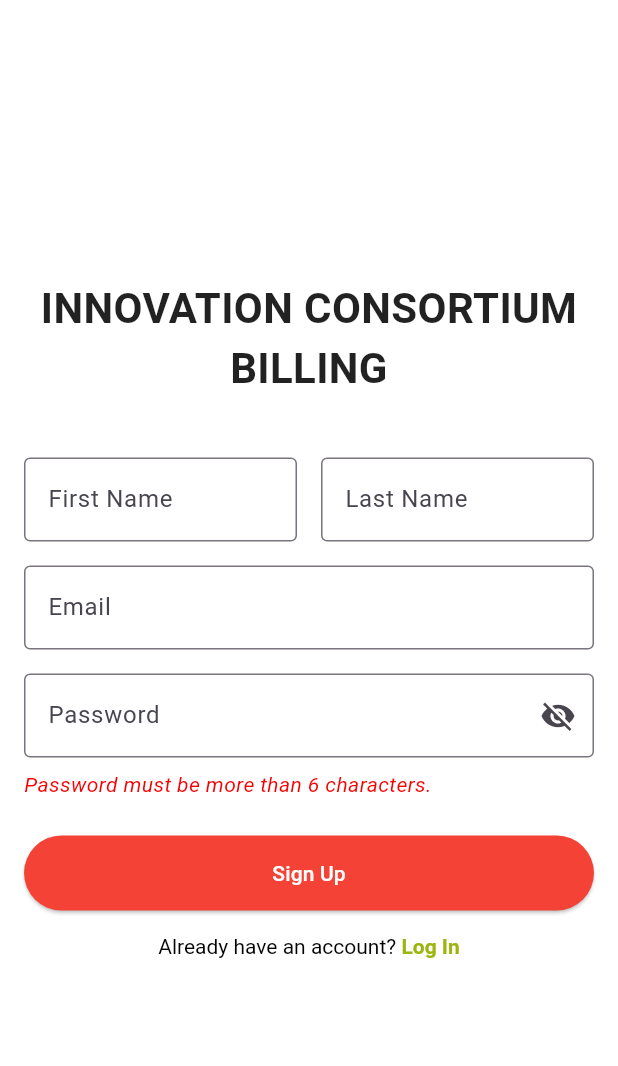
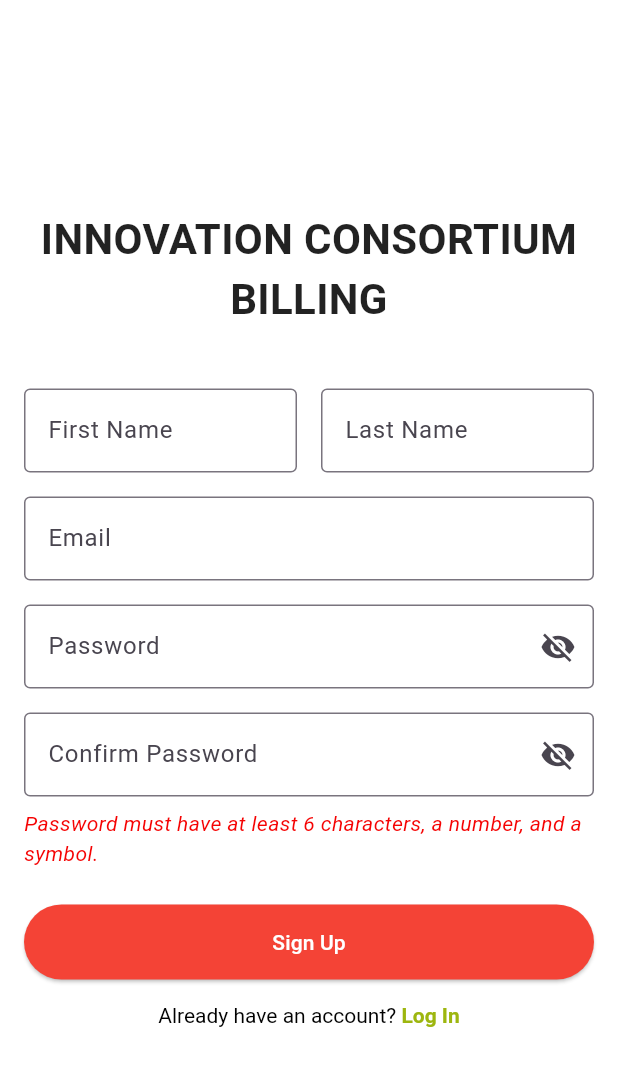
Before and after one commit to HerbertK-93/billing-system, a Flutter app: the SignupScreen screen opened directly, on a phone screen of 412 x 824 dp. Shown: the top 1066 px of the screen. Run offline on Flutter 3.47's test engine with Material 3 defaults, Android fonts, the phone set to English and light mode, and no system bars; our stand-ins replace cloud_firestore, firebase_auth, firebase_core; missing offline and left inert: dart:html; accounts and stored records are empty.

Commit message:
SignUp Screen Update

```diff
--- a/billing/lib/screens/signupscreen.dart
+++ b/billing/lib/screens/signupscreen.dart
@@ -13,8 +13,20 @@ class _SignupScreenState extends State<SignupScreen> {
   final TextEditingController lastNameController = TextEditingController();
   final TextEditingController emailController = TextEditingController();
   final TextEditingController passwordController = TextEditingController();
+  final TextEditingController confirmPasswordController =
+      TextEditingController();
+
   bool isLoading = false;
   bool isPasswordVisible = false;
+  bool isConfirmPasswordVisible = false;
+
+  // Function to validate password
+  bool isPasswordValid(String password) {
+    final hasMinLength = password.length >= 6;
+    final hasNumber = password.contains(RegExp(r'\d'));
+    final hasSymbol = password.contains(RegExp(r'[!@#$%^&*(),.?":{}|<>]'));
+    return hasMinLength && hasNumber && hasSymbol;
+  }
 
   @override
   Widget build(BuildContext context) {
@@ -100,11 +112,34 @@ class _SignupScreenState extends State<SignupScreen> {
                   obscureText: !isPasswordVisible,
                 ),
 
+                // Confirm Password Field
+                const SizedBox(height: 16),
+                TextField(
+                  controller: confirmPasswordController,
+                  decoration: InputDecoration(
+                    labelText: "Confirm Password",
+                    border: const OutlineInputBorder(),
+                    suffixIcon: IconButton(
+                      icon: Icon(
+                        isConfirmPasswordVisible
+                            ? Icons.visibility
+                            : Icons.visibility_off,
+                      ),
+                      onPressed: () {
+                        setState(() {
+                          isConfirmPasswordVisible = !isConfirmPasswordVisible;
+                        });
+                      },
+                    ),
+                  ),
+                  obscureText: !isConfirmPasswordVisible,
+                ),
+
                 // Password Requirement Message
                 const Padding(
                   padding: EdgeInsets.only(top: 8.0),
                   child: Text(
-                    "Password must be more than 6 characters.",
+                    "Password must have at least 6 characters, a number, and a symbol.",
                     style: TextStyle(
                       color: Color.fromARGB(255, 245, 3, 3),
                       fontSize: 14,
@@ -119,6 +154,31 @@ class _SignupScreenState extends State<SignupScreen> {
                   onPressed: isLoading
                       ? null
                       : () async {
+                          final password = passwordController.text.trim();
+                          final confirmPassword =
+                              confirmPasswordController.text.trim();
+
+                          if (!isPasswordValid(password)) {
+                            ScaffoldMessenger.of(context).showSnackBar(
+                              const SnackBar(
+                                content: Text(
+                                  "Password must have at least 6 characters, a number, and a symbol.",
+                                ),
+                              ),
+                            );
+                            return;
+                          }
+
+                          if (password != confirmPassword) {
+                            ScaffoldMessenger.of(context).showSnackBar(
+                              const SnackBar(
+                                content:
+                                    Text("Passwords do not match. Try again."),
+                              ),
+                            );
+                            return;
+                          }
+
                           setState(() {
                             isLoading = true;
                           });
@@ -129,7 +189,7 @@ class _SignupScreenState extends State<SignupScreen> {
                                 .instance
                                 .createUserWithEmailAndPassword(
                               email: emailController.text.trim(),
-                              password: passwordController.text.trim(),
+                              password: password,
                             );
 
                             // Save user data to Firestore
```
